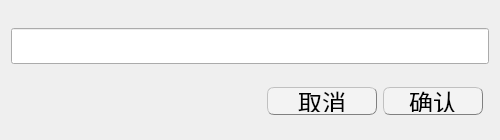
EsZHU/QtExamSystem, file stateeditdialog.ui: the form before one commit.
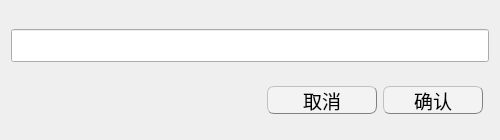
The form after the commit.

Patch:
```diff
--- a/stateeditdialog.ui
+++ b/stateeditdialog.ui
@@ -49,7 +49,7 @@
      </property>
      <property name="font">
       <font>
-       <pointsize>18</pointsize>
+       <pointsize>14</pointsize>
       </font>
      </property>
      <property name="styleSheet">
@@ -78,7 +78,7 @@
      </property>
      <property name="font">
       <font>
-       <pointsize>18</pointsize>
+       <pointsize>14</pointsize>
       </font>
      </property>
      <property name="styleSheet">
@@ -101,7 +101,7 @@
      </property>
      <property name="font">
       <font>
-       <pointsize>18</pointsize>
+       <pointsize>16</pointsize>
       </font>
      </property>
     </widget>
```
